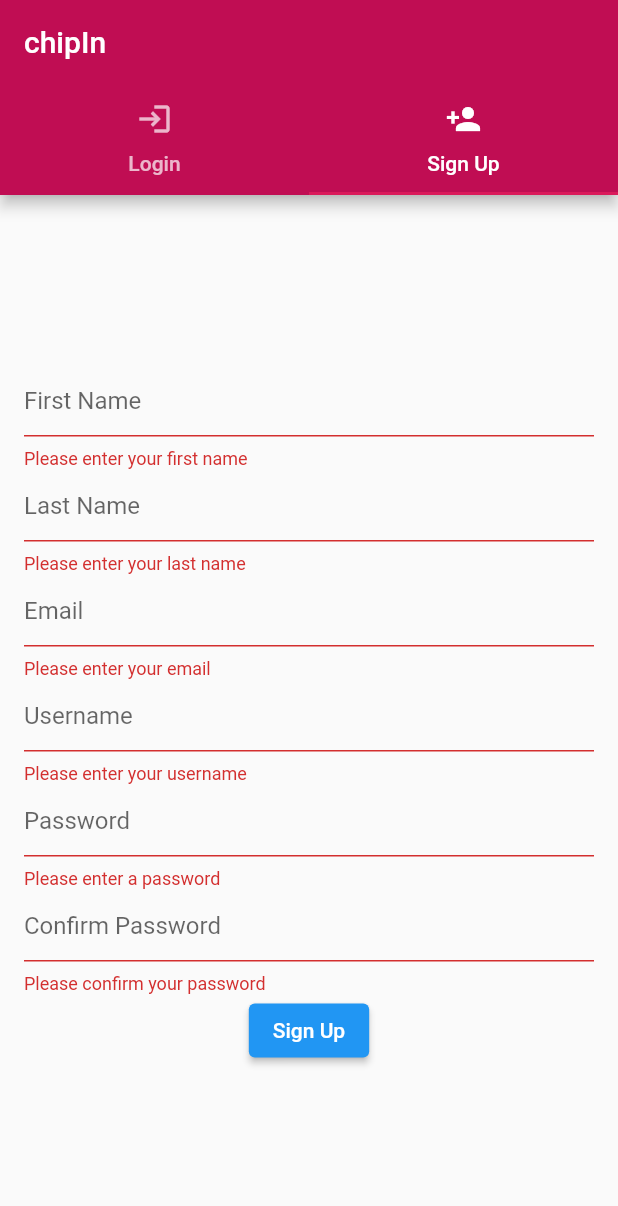
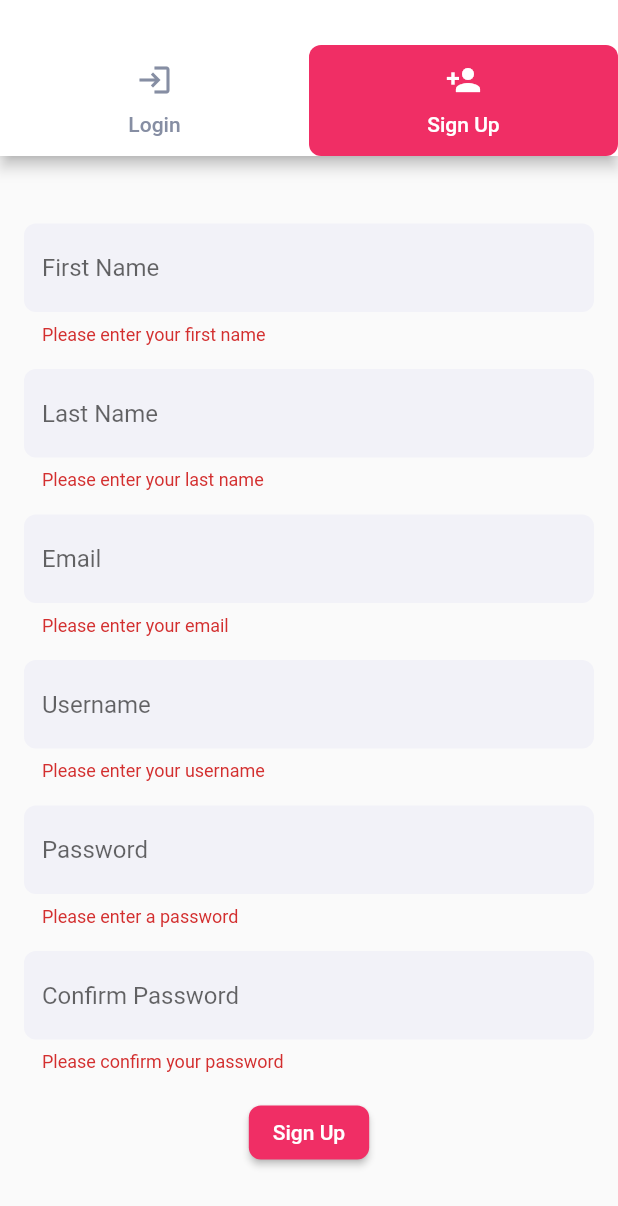
Before and after one commit to kgallego203/chipIn-eventPlanning-and-management-app, a Flutter app: the screen it shows after launch, tab 2 chosen, after a tap on "Sign Up", on a phone screen of 412 x 824 dp. Shown: the top 1206 px of the screen. Run offline on Flutter 3.47's test engine with Material 2 defaults, Android fonts, the phone set to English and light mode, and no system bars; our stand-ins replace appwrite.

Commit message:
add comments and improve auth ui design

```diff
--- a/lib/constants/appwrite_constants.dart
+++ b/lib/constants/appwrite_constants.dart
@@ -1,10 +1,33 @@
+/*
+
+- Values that should never change
+- These values are used throughout the app to perform CRUD
+(Create, Read, Update, Delete) operations on the collections.
+
+*/
 class AppwriteConstants {
-  static const String databaseId = '64734e007f78d838e9d4';
+/* AUTH */
+
+  // The ID of the Appwrite project used by the app
   static const String projectId = '6471c510263d6b4e5e77';
+
+  // The endpoint URL of the Appwrite API used by the app
   static const String endPoint = 'https://cloud.appwrite.io/v1';
 
+  // The ID of the Appwrite database used by the app
+  static const String databaseId = '64734e007f78d838e9d4';
+
+/* COLLECTIONS */
+
+  // The ID of the Appwrite collection used to store events
   static const String eventsCollection = '6475dd94e90d6c47cf0b';
+
+  // The ID of the Appwrite collection used to store users
   static const String usersCollection = '6475d82d54547e0be8c9';
+
+  // The ID of the Appwrite collection used to store attendees
   static const String attendeesCollection = '6475de40d97bb756a8fd';
+
+  // The ID of the Appwrite collection used to store notifications
   static const String notificationsCollection = '6475dedab82ae245b3eb';
 }
--- a/lib/features/auth/view/authentication_screen.dart
+++ b/lib/features/auth/view/authentication_screen.dart
@@ -1,33 +1,51 @@
 import 'package:flutter/material.dart';
 import 'login_view.dart';
 import 'signup_view.dart';
-
-/* The code defines an AuthenticationScreen class that creates a tab bar with two tabs:
-"Login" and "Sign Up". The DefaultTabController widget is used to set the length of the
-tab bar to 2 and the TabBarView widget is used to add the LoginWidget and SignUpWidget
-to the tab bar view. The AppBar widget is used to set the title of the app bar and define
-the tabs for the tab bar. */
+import '/themes/theme.dart';
 
 class AuthenticationScreen extends StatelessWidget {
   @override
   Widget build(BuildContext context) {
     return DefaultTabController(
-      length: 2, // Set the length of the tab bar to 2
+      length: 2,
       child: Scaffold(
         appBar: AppBar(
-          bottom: const TabBar(
-            tabs: [
-              // Define the tabs for the tab bar
-              Tab(icon: Icon(Icons.login), text: "Login"),
-              Tab(icon: Icon(Icons.person_add), text: "Sign Up"),
-            ],
+          bottom: PreferredSize(
+            preferredSize: const Size.fromHeight(48),
+            child: Container(
+              color: Pallete
+                  .neutral0, // Set the background color of the tab bar to neutral0 from the Pallete class
+              child: TabBar(
+                tabs: const [
+                  Tab(
+                    icon: Icon(Icons.login),
+                    text: "Login",
+                  ),
+                  Tab(
+                    icon: Icon(Icons.person_add),
+                    text: "Sign Up",
+                  ),
+                ],
+                indicator: BoxDecoration(
+                  borderRadius: BorderRadius.circular(8),
+                  color: Pallete
+                      .primary100, // Set the color of the tab indicator to primary100 from the Pallete class
+                ),
+                labelColor: Pallete
+                    .neutral0, // Set the color of the selected tab label to neutral0 from the Pallete class
+                unselectedLabelColor: Pallete
+                    .neutral70, // Set the color of the unselected tab label to neutral40 from the Pallete class
+              ),
+            ),
           ),
-          title: const Text('chipIn'), // Set the title of the app bar
+          title: const Text('chipIn'),
+          backgroundColor: Pallete
+              .neutral0, // Set the background color of the app bar to neutral0 from the Pallete class
         ),
         body: TabBarView(
           children: [
-            LoginView(), // Add the Login Widget to the tab bar view
-            SignUpView(), // Add the Sign Up Widget to the tab bar view
+            LoginView(),
+            SignUpView(),
           ],
         ),
       ),
--- a/lib/features/auth/view/login_view.dart
+++ b/lib/features/auth/view/login_view.dart
@@ -1,4 +1,5 @@
 import 'package:chip_in/features/auth/controller/auth_controller.dart';
+import 'package:chip_in/themes/palette.dart';
 import 'package:flutter/material.dart';
 
 class LoginView extends StatelessWidget {
@@ -15,7 +16,16 @@ class LoginView extends StatelessWidget {
           children: [
             TextFormField(
               controller: _loginController.emailController,
-              decoration: const InputDecoration(hintText: 'Email'),
+              decoration: InputDecoration(
+                hintText: 'Email',
+                fillColor: Pallete
+                    .neutral10, // Set the fill color of the text field to neutral10 from the Pallete class
+                filled: true,
+                border: OutlineInputBorder(
+                  borderRadius: BorderRadius.circular(8),
+                  borderSide: BorderSide.none,
+                ),
+              ),
               validator: (value) {
                 if (value == null || value.isEmpty) {
                   return 'Please enter your email';
@@ -23,10 +33,20 @@ class LoginView extends StatelessWidget {
                 return null;
               },
             ),
+            const SizedBox(height: 16),
             TextFormField(
               controller: _loginController.passwordController,
               obscureText: true,
-              decoration: const InputDecoration(hintText: 'Password'),
+              decoration: InputDecoration(
+                hintText: 'Password',
+                fillColor: Pallete
+                    .neutral10, // Set the fill color of the text field to neutral10 from the Pallete class
+                filled: true,
+                border: OutlineInputBorder(
+                  borderRadius: BorderRadius.circular(8),
+                  borderSide: BorderSide.none,
+                ),
+              ),
               validator: (value) {
                 if (value == null || value.isEmpty) {
                   return 'Please enter your password';
@@ -34,8 +54,16 @@ class LoginView extends StatelessWidget {
                 return null;
               },
             ),
+            const SizedBox(height: 16),
             ElevatedButton(
               child: const Text('Login'),
+              style: ElevatedButton.styleFrom(
+                primary: Pallete
+                    .primary100, // Set the background color of the button to primary100 from the Pallete class
+                shape: RoundedRectangleBorder(
+                  borderRadius: BorderRadius.circular(8),
+                ),
+              ),
               onPressed: () async {
                 if (_loginController.formKey.currentState != null &&
                     _loginController.formKey.currentState!.validate()) {
--- a/lib/features/auth/view/signup_view.dart
+++ b/lib/features/auth/view/signup_view.dart
@@ -1,4 +1,5 @@
 import 'package:chip_in/features/auth/controller/auth_controller.dart';
+import 'package:chip_in/themes/palette.dart';
 import 'package:flutter/material.dart';
 
 class SignUpView extends StatelessWidget {
@@ -15,7 +16,16 @@ class SignUpView extends StatelessWidget {
           children: [
             TextFormField(
               controller: _signUpController.firstNameController,
-              decoration: const InputDecoration(hintText: 'First Name'),
+              decoration: InputDecoration(
+                hintText: 'First Name',
+                fillColor: Pallete
+                    .neutral10, // Set the fill color of the text field to neutral10 from the Pallete class
+                filled: true,
+                border: OutlineInputBorder(
+                  borderRadius: BorderRadius.circular(8),
+                  borderSide: BorderSide.none,
+                ),
+              ),
               validator: (value) {
                 if (value == null || value.isEmpty) {
                   return 'Please enter your first name';
@@ -23,9 +33,19 @@ class SignUpView extends StatelessWidget {
                 return null;
               },
             ),
+            const SizedBox(height: 16),
             TextFormField(
               controller: _signUpController.lastNameController,
-              decoration: const InputDecoration(hintText: 'Last Name'),
+              decoration: InputDecoration(
+                hintText: 'Last Name',
+                fillColor: Pallete
+                    .neutral10, // Set the fill color of the text field to neutral10 from the Pallete class
+                filled: true,
+                border: OutlineInputBorder(
+                  borderRadius: BorderRadius.circular(8),
+                  borderSide: BorderSide.none,
+                ),
+              ),
               validator: (value) {
                 if (value == null || value.isEmpty) {
                   return 'Please enter your last name';
@@ -33,9 +53,19 @@ class SignUpView extends StatelessWidget {
                 return null;
               },
             ),
+            const SizedBox(height: 16),
             TextFormField(
               controller: _signUpController.emailController,
-              decoration: const InputDecoration(hintText: 'Email'),
+              decoration: InputDecoration(
+                hintText: 'Email',
+                fillColor: Pallete
+                    .neutral10, // Set the fill color of the text field to neutral10 from the Pallete class
+                filled: true,
+                border: OutlineInputBorder(
+                  borderRadius: BorderRadius.circular(8),
+                  borderSide: BorderSide.none,
+                ),
+              ),
               validator: (value) {
                 if (value == null || value.isEmpty) {
                   return 'Please enter your email';
@@ -47,9 +77,19 @@ class SignUpView extends StatelessWidget {
                 return null;
               },
             ),
+            const SizedBox(height: 16),
             TextFormField(
               controller: _signUpController.usernameController,
-              decoration: const InputDecoration(hintText: 'Username'),
+              decoration: InputDecoration(
+                hintText: 'Username',
+                fillColor: Pallete
+                    .neutral10, // Set the fill color of the text field to neutral10 from the Pallete class
+                filled: true,
+                border: OutlineInputBorder(
+                  borderRadius: BorderRadius.circular(8),
+                  borderSide: BorderSide.none,
+                ),
+              ),
               validator: (value) {
                 if (value == null || value.isEmpty) {
                   return 'Please enter your username';
@@ -57,9 +97,19 @@ class SignUpView extends StatelessWidget {
                 return null;
               },
             ),
+            const SizedBox(height: 16),
             TextFormField(
               controller: _signUpController.passwordController,
-              decoration: const InputDecoration(hintText: 'Password'),
+              decoration: InputDecoration(
+                hintText: 'Password',
+                fillColor: Pallete
+                    .neutral10, // Set the fill color of the text field to neutral10 from the Pallete class
+                filled: true,
+                border: OutlineInputBorder(
+                  borderRadius: BorderRadius.circular(8),
+                  borderSide: BorderSide.none,
+                ),
+              ),
               obscureText: true,
               validator: (value) {
                 if (value == null || value.isEmpty) {
@@ -68,9 +118,19 @@ class SignUpView extends StatelessWidget {
                 return null;
               },
             ),
+            const SizedBox(height: 16),
             TextFormField(
               controller: _signUpController.confirmPasswordController,
-              decoration: const InputDecoration(hintText: 'Confirm Password'),
+              decoration: InputDecoration(
+                hintText: 'Confirm Password',
+                fillColor: Pallete
+                    .neutral10, // Set the fill color of the text field to neutral10 from the Pallete class
+                filled: true,
+                border: OutlineInputBorder(
+                  borderRadius: BorderRadius.circular(8),
+                  borderSide: BorderSide.none,
+                ),
+              ),
               obscureText: true,
               validator: (value) {
                 if (value == null || value.isEmpty) {
@@ -82,8 +142,16 @@ class SignUpView extends StatelessWidget {
                 return null;
               },
             ),
+            const SizedBox(height: 16),
             ElevatedButton(
               child: const Text('Sign Up'),
+              style: ElevatedButton.styleFrom(
+                primary: Pallete
+                    .primary100, // Set the background color of the button to primary100 from the Pallete class
+                shape: RoundedRectangleBorder(
+                  borderRadius: BorderRadius.circular(8),
+                ),
+              ),
               onPressed: () async {
                 if (_signUpController.formKey.currentState != null &&
                     _signUpController.formKey.currentState!.validate()) {
--- a/lib/themes/app_theme.dart
+++ b/lib/themes/app_theme.dart
@@ -9,15 +9,19 @@ class MyApp extends StatelessWidget {
       debugShowCheckedModeBanner: false,
       title: 'chipIn',
       theme: ThemeData(
+        // Set the primary color to Pallete.primary100
         primaryColor: Pallete.primary100,
+        // Set the color scheme to use Pallete.primary200 as the secondary color and Pallete.primary300 as the background color
         colorScheme: ThemeData().colorScheme.copyWith(
               secondary: Pallete.primary200,
               background: Pallete.primary300,
             ),
+        // Set the app bar theme to use Pallete.primary300 as the background color
         appBarTheme: const AppBarTheme(
           backgroundColor: Pallete.primary300,
         ),
       ),
+      // Set the home screen to be the AuthenticationScreen widget
       home: AuthenticationScreen(),
     );
   }
```
Also changed, not shown: lib/constants/constants.dart (+1 -11 lines).
